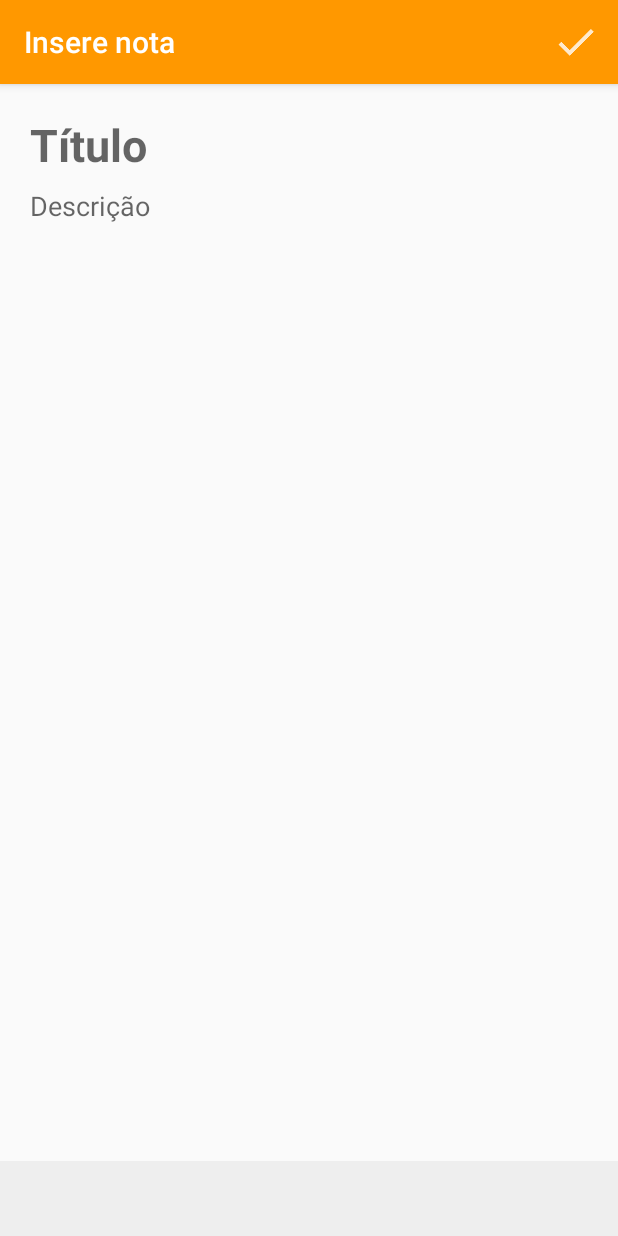
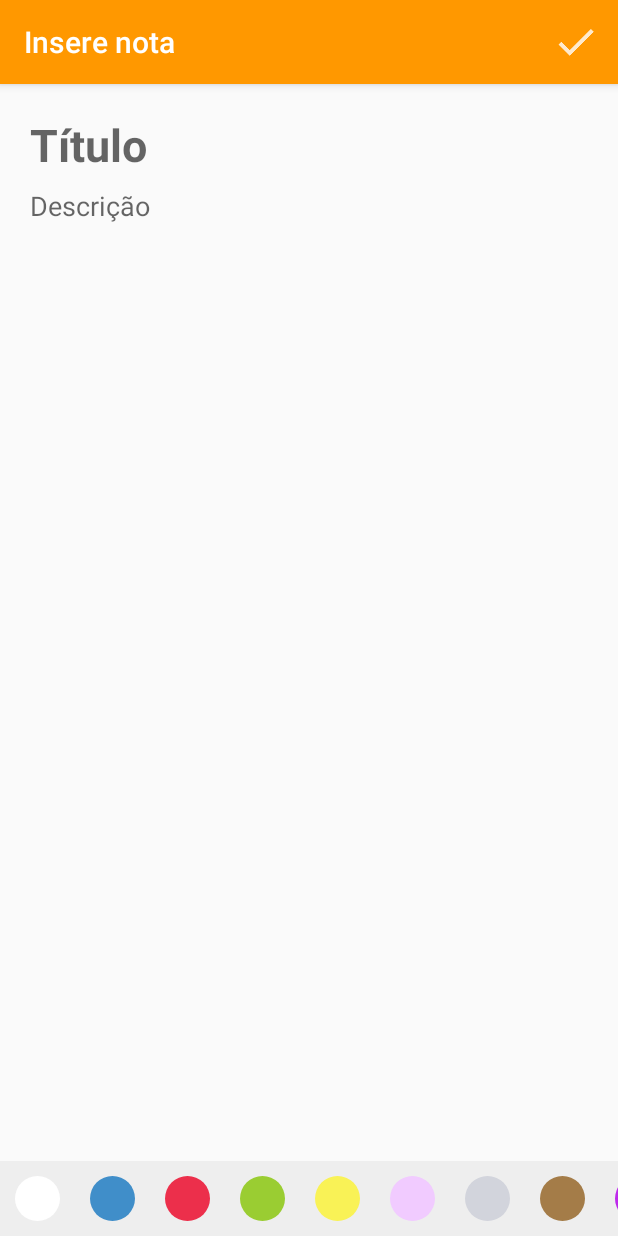
Before and after one commit to Nichals/alura_final_project, an Android app: the FormularioNotaActivity screen opened directly, with no data from a screen before it, on a phone screen of 412 x 824 dp. Run offline under Robolectric (Android 15) with nearby library versions, the phone set to English and light mode, and no system bars.

Commit message:
Terminada a funcionalidade de color picker

```diff
--- a/ceep-recyclerview-parte2-aula-5/app/src/main/java/br/com/alura/ceep/ui/activity/FormularioNotaActivity.java
+++ b/ceep-recyclerview-parte2-aula-5/app/src/main/java/br/com/alura/ceep/ui/activity/FormularioNotaActivity.java
@@ -4,16 +4,24 @@ import android.app.Activity;
 import android.content.Intent;
 import android.os.Bundle;
 import android.support.annotation.NonNull;
+import android.support.constraint.ConstraintLayout;
+import android.support.v4.content.ContextCompat;
 import android.support.v7.app.AppCompatActivity;
+import android.support.v7.widget.LinearLayoutManager;
 import android.support.v7.widget.RecyclerView;
 import android.view.Menu;
 import android.view.MenuItem;
 import android.view.View;
 import android.widget.TextView;
 
+import java.util.ArrayList;
+import java.util.List;
+
 import br.com.alura.ceep.R;
 import br.com.alura.ceep.model.Cor;
 import br.com.alura.ceep.model.Nota;
+import br.com.alura.ceep.ui.recyclerview.adapter.ListaCorAdapter;
+import br.com.alura.ceep.ui.recyclerview.adapter.listener.ListaCorListener;
 
 import static br.com.alura.ceep.ui.activity.NotaActivityConstantes.CHAVE_NOTA;
 import static br.com.alura.ceep.ui.activity.NotaActivityConstantes.CHAVE_POSICAO;
@@ -28,7 +36,9 @@ public class FormularioNotaActivity extends AppCompatActivity {
     private TextView titulo;
     private TextView descricao;
     private RecyclerView colorPickList;
-    private Cor cor;
+    public static Cor cor;
+    private List<Cor> listaCor;
+    private ConstraintLayout layout;
 
     @Override
     protected void onCreate(Bundle savedInstanceState) {
@@ -37,6 +47,7 @@ public class FormularioNotaActivity extends AppCompatActivity {
 
         setTitle(TITULO_APPBAR_INSERE);
         inicializaCampos();
+        inicializaCor();
 
         Intent dadosRecebidos = getIntent();
         if(dadosRecebidos.hasExtra(CHAVE_NOTA)){
@@ -44,21 +55,56 @@ public class FormularioNotaActivity extends AppCompatActivity {
             Nota notaRecebida = (Nota) dadosRecebidos
                     .getSerializableExtra(CHAVE_NOTA);
             posicaoRecibida = dadosRecebidos.getIntExtra(CHAVE_POSICAO, POSICAO_INVALIDA);
+            cor = new Cor(notaRecebida.getCorFundo());
             preencheCampos(notaRecebida);
         }
 
     }
 
+    private void inicializaCor() {
+        Cor corBranca = new Cor(R.color.whiteColorPicker);
+        listaCor.add(corBranca);
+        Cor corAzul = new Cor(R.color.blueColorPicker);
+        listaCor.add(corAzul);
+        Cor corVermelho = new Cor(R.color.redColorPicker);
+        listaCor.add(corVermelho);
+        Cor corVerde = new Cor(R.color.greenColorPicker );
+        listaCor.add(corVerde);
+        Cor corAmarelo = new Cor(R.color.yellowColorPicker);
+        listaCor.add(corAmarelo);
+        Cor corLilas = new Cor(R.color.pinkColorPicker);
+        listaCor.add(corLilas);
+        Cor corCinza = new Cor(R.color.greyColorPicker);
+        listaCor.add(corCinza);
+        Cor corMarrom = new Cor(R.color.brownColorPicker);
+        listaCor.add(corMarrom);
+        Cor corRoxo = new Cor(R.color.purpleColorPicker);
+        listaCor.add(corRoxo);
+    }
+
     private void preencheCampos(Nota notaRecebida) {
         titulo.setText(notaRecebida.getTitulo());
         descricao.setText(notaRecebida.getDescricao());
+        layout.setBackgroundColor(ContextCompat.getColor(this,notaRecebida.getCorFundo()));
     }
 
     private void inicializaCampos() {
         titulo = findViewById(R.id.formulario_nota_titulo);
         descricao = findViewById(R.id.formulario_nota_descricao);
+        layout = findViewById(R.id.formulario_backgroud);
+        listaCor = new ArrayList<>();
         cor = new Cor();
         colorPickList = findViewById(R.id.formulario_colorpicker_recyclerview);
+        colorPickList.setAdapter(new ListaCorAdapter(this, listaCor, new ListaCorListener() {
+            @Override
+            public void onItemClick(Cor cor) {
+                FormularioNotaActivity.cor = cor;
+                layout.setBackgroundColor(ContextCompat.getColor(FormularioNotaActivity.this,cor.getCor()));
+            }
+        }));
+        LinearLayoutManager layoutManager = new LinearLayoutManager(this);
+        layoutManager.setOrientation(LinearLayoutManager.HORIZONTAL);
+        colorPickList.setLayoutManager(layoutManager);
 
     }
 
@@ -92,7 +138,7 @@ public class FormularioNotaActivity extends AppCompatActivity {
                     descricao.getText().toString(), cor.getCor());
         }else{
             return new Nota(titulo.getText().toString(),
-                    descricao.getText().toString());
+                    descricao.getText().toString(), new Cor().getCor());
         }
 
     }
@@ -101,7 +147,4 @@ public class FormularioNotaActivity extends AppCompatActivity {
         return item.getItemId() == R.id.menu_formulario_nota_ic_salva;
     }
 
-    public void selecionaCor(Cor cor){
-        this.cor = cor;
-    }
 }
--- a/ceep-recyclerview-parte2-aula-5/app/src/main/java/br/com/alura/ceep/ui/recyclerview/adapter/ListaCorAdapter.java
+++ b/ceep-recyclerview-parte2-aula-5/app/src/main/java/br/com/alura/ceep/ui/recyclerview/adapter/ListaCorAdapter.java
@@ -1,25 +1,32 @@
 package br.com.alura.ceep.ui.recyclerview.adapter;
 
 import android.content.Context;
+import android.graphics.drawable.ColorDrawable;
+import android.graphics.drawable.Drawable;
+import android.graphics.drawable.GradientDrawable;
+import android.graphics.drawable.ShapeDrawable;
+import android.support.v4.content.ContextCompat;
 import android.support.v7.widget.RecyclerView;
 import android.view.LayoutInflater;
 import android.view.View;
 import android.view.ViewGroup;
 
 import java.util.List;
-import java.util.zip.Inflater;
 
 import br.com.alura.ceep.R;
 import br.com.alura.ceep.model.Cor;
+import br.com.alura.ceep.ui.recyclerview.adapter.listener.ListaCorListener;
 
-public class ListaCorAdapter extends RecyclerView.Adapter<CorViewHolder> {
+public class ListaCorAdapter extends RecyclerView.Adapter<ListaCorAdapter.CorViewHolder> {
 
     private final Context context;
     private final List<Cor> listaCor;
+    private ListaCorListener listener;
 
-    public ListaCorAdapter(Context context, List<Cor> listaCor) {
+    public ListaCorAdapter(Context context, List<Cor> listaCor, ListaCorListener listener) {
         this.context = context;
         this.listaCor = listaCor;
+        this.listener = listener;
     }
 
     @Override
@@ -31,18 +38,47 @@ public class ListaCorAdapter extends RecyclerView.Adapter<CorViewHolder> {
 
     @Override
     public void onBindViewHolder(CorViewHolder holder, int position) {
-
+        Cor cor = listaCor.get(position);
+        holder.vincula(cor);
     }
 
     @Override
     public int getItemCount() {
         return listaCor.size();
     }
-}
 
     class CorViewHolder extends RecyclerView.ViewHolder{
 
+
+        private Cor cor;
+
         public CorViewHolder(View itemView) {
             super(itemView);
+            itemView.setOnClickListener(new View.OnClickListener() {
+                @Override
+                public void onClick(View view) {
+                    listener.onItemClick(cor);
+                }
+            });
+        }
+
+        public void vincula(Cor cor){
+            this.cor = cor;
+            Drawable background = itemView.getBackground();
+            if (background instanceof ShapeDrawable) {
+                // cast to 'ShapeDrawable'
+                ShapeDrawable shapeDrawable = (ShapeDrawable) background;
+                shapeDrawable.getPaint().setColor(ContextCompat.getColor(itemView.getContext(),cor.getCor()));
+            } else if (background instanceof GradientDrawable) {
+                // cast to 'GradientDrawable'
+                GradientDrawable gradientDrawable = (GradientDrawable) background;
+                gradientDrawable.setColor(ContextCompat.getColor(itemView.getContext(),cor.getCor()));
+            } else if (background instanceof ColorDrawable) {
+                // alpha value may need to be set again after this call
+                ColorDrawable colorDrawable = (ColorDrawable) background;
+                colorDrawable.setColor(ContextCompat.getColor(itemView.getContext(),cor.getCor()));
             }
         }
+    }
+
+}
--- /dev/null
+++ b/ceep-recyclerview-parte2-aula-5/app/src/main/java/br/com/alura/ceep/ui/recyclerview/adapter/listener/ListaCorListener.java
@@ -0,0 +1,11 @@
+package br.com.alura.ceep.ui.recyclerview.adapter.listener;
+
+import android.os.Handler;
+
+import br.com.alura.ceep.model.Cor;
+import br.com.alura.ceep.model.Nota;
+
+public interface ListaCorListener {
+
+    void onItemClick(Cor cor);
+}
--- a/ceep-recyclerview-parte2-aula-5/app/src/main/res/layout/activity_formulario_nota.xml
+++ b/ceep-recyclerview-parte2-aula-5/app/src/main/res/layout/activity_formulario_nota.xml
@@ -3,7 +3,8 @@
     xmlns:app="http://schemas.android.com/apk/res-auto"
     xmlns:tools="http://schemas.android.com/tools"
     android:layout_width="match_parent"
-    android:layout_height="match_parent">
+    android:layout_height="match_parent"
+    android:id="@+id/formulario_backgroud">
 
     <EditText
         android:id="@+id/formulario_nota_titulo"
--- a/ceep-recyclerview-parte2-aula-5/app/src/main/res/values/colors.xml
+++ b/ceep-recyclerview-parte2-aula-5/app/src/main/res/values/colors.xml
@@ -5,4 +5,12 @@
     <color name="colorAccent">#000000</color>
     <color name="backgroundColorPicker">#eeeeee</color>
     <color name="whiteColorPicker">#ffffff</color>
+    <color name="blueColorPicker">#408EC9</color>
+    <color name="redColorPicker">#EC2F4B</color>
+    <color name="greenColorPicker">#9ACD32</color>
+    <color name="yellowColorPicker">#F9F256</color>
+    <color name="pinkColorPicker">#F1CBFF</color>
+    <color name="greyColorPicker">#D2D4DC</color>
+    <color name="brownColorPicker">#A47C48</color>
+    <color name="purpleColorPicker">#BE29EC</color>
 </resources>
```
Also changed, not shown: ceep-recyclerview-parte2-aula-5/app/src/main/java/br/com/alura/ceep/model/Cor.java (+3 -11 lines), ceep-recyclerview-parte2-aula-5/app/src/main/res/layout/item_color_picker.xml (+1 -8 lines). Lines whose indentation alone changed are shown as unchanged.
